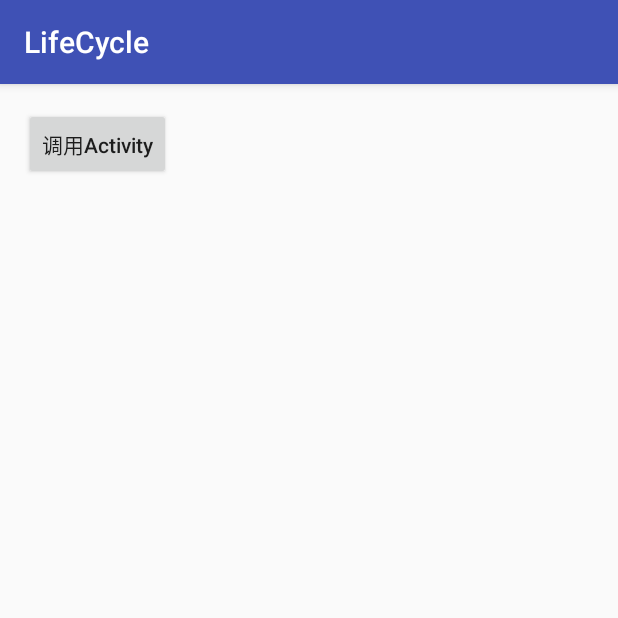
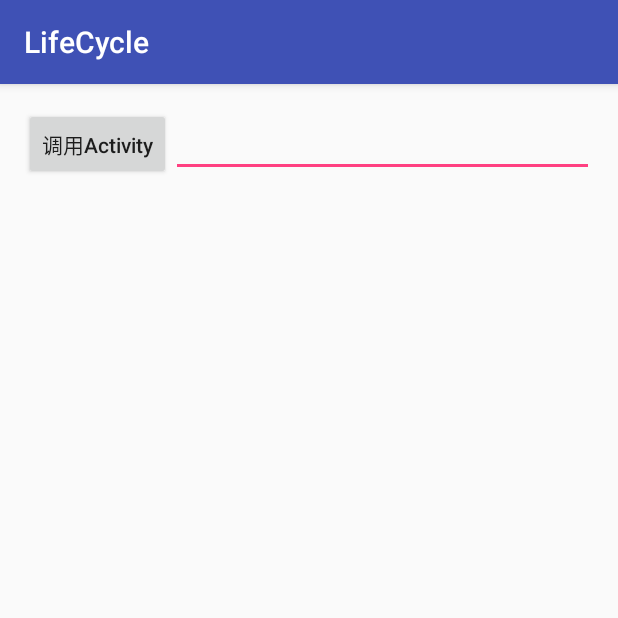
Before and after one commit to jiangjq1974/LifeCycle, an Android app: the screen it shows after launch (MainActivity), on a phone screen of 412 x 824 dp, the top half of it. Run offline under Robolectric (Android 15) with nearby library versions, the phone set to English and light mode, and no system bars.

Commit message:
Activity参数传递

```diff
--- a/app/src/main/java/com/jjq/lifecycle/MainActivity.java
+++ b/app/src/main/java/com/jjq/lifecycle/MainActivity.java
@@ -6,20 +6,30 @@ import android.os.Bundle;
 import android.util.Log;
 import android.view.View;
 import android.widget.Button;
+import android.widget.EditText;
+import android.widget.Toast;
 
 public class MainActivity extends AppCompatActivity {
     private static final String TAG = "MainActivity";
+    public static final String DATA="extra_data";
     @Override
     protected void onCreate(Bundle savedInstanceState) {
         super.onCreate(savedInstanceState);
         setContentView(R.layout.activity_main);
         Log.d(TAG, "onCreate: ");
         Button button = (Button) findViewById(R.id.activity_main_button);
+        final EditText edittext= (EditText) findViewById(R.id.activity_main_edit_text);
+        //final String data=edittext.getText().toString();
         button.setOnClickListener(new View.OnClickListener() {
             @Override
             public void onClick(View v) {
+                //String data="Hello SecondActivity!";
+                String data=edittext.getText().toString();
                 Intent intent=new Intent(MainActivity.this,SecondActivity.class);
+                intent.putExtra(DATA,data);
                 startActivity(intent);
+                //Toast.makeText(MainActivity.this, "Button clicked", Toast.LENGTH_LONG).show();
+
             }
         });
 
--- a/app/src/main/res/layout/activity_main.xml
+++ b/app/src/main/res/layout/activity_main.xml
@@ -1,5 +1,5 @@
 <?xml version="1.0" encoding="utf-8"?>
-<RelativeLayout xmlns:android="http://schemas.android.com/apk/res/android"
+<LinearLayout xmlns:android="http://schemas.android.com/apk/res/android"
     xmlns:tools="http://schemas.android.com/tools"
     android:layout_width="match_parent"
     android:layout_height="match_parent"
@@ -7,6 +7,7 @@
     android:paddingLeft="@dimen/activity_horizontal_margin"
     android:paddingRight="@dimen/activity_horizontal_margin"
     android:paddingTop="@dimen/activity_vertical_margin"
+    android:orientation="horizontal"
     tools:context="com.jjq.lifecycle.MainActivity">
 
     <Button
@@ -15,4 +16,9 @@
         android:text="调用Activity"
         android:id="@+id/activity_main_button"
         android:textAllCaps="false"/>
-</RelativeLayout>
+    <EditText
+        android:layout_width="0dp"
+        android:layout_height="wrap_content"
+        android:layout_weight="1"
+        android:id="@+id/activity_main_edit_text"/>
+</LinearLayout>
```
Also changed, not shown: app/src/main/java/com/jjq/lifecycle/SecondActivity.java (+11 -0 lines).
